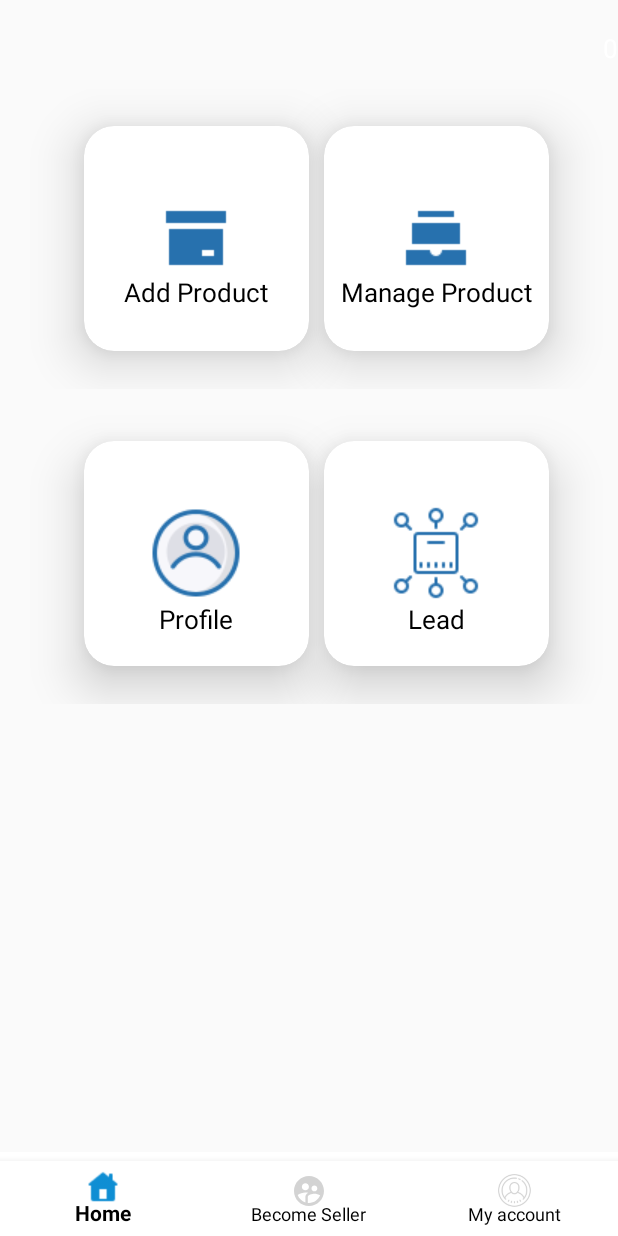
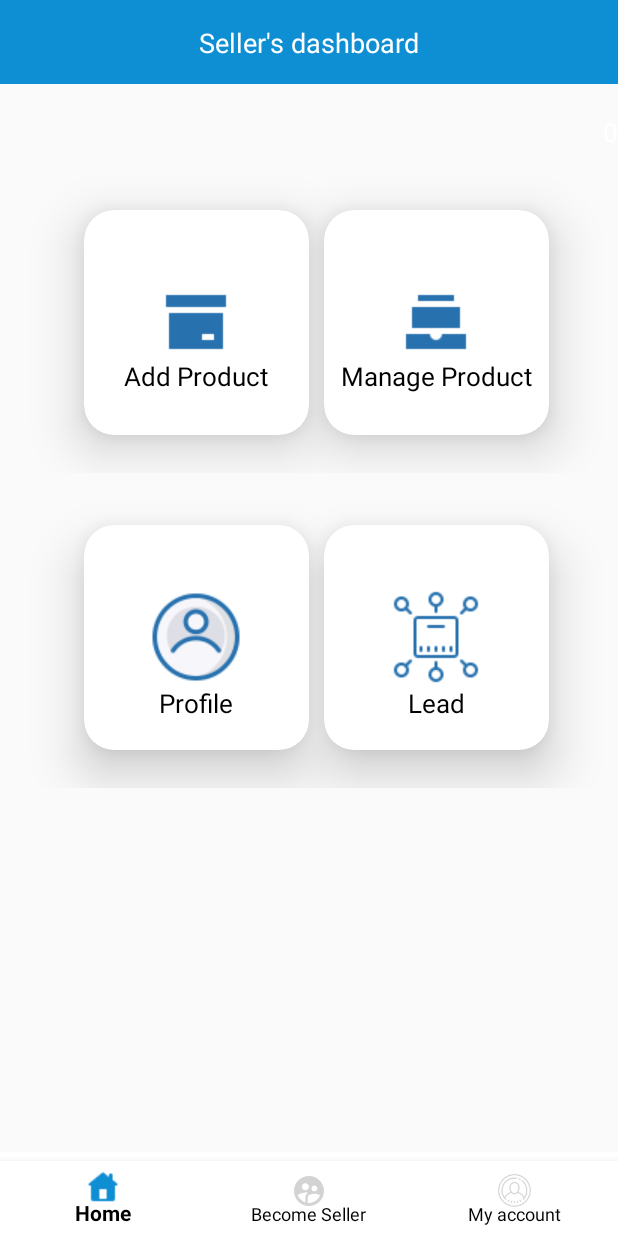
Before and after one commit to Chander-Shekhar-18/Print_India_Mart, an Android app: the layout activity_dashboard__seller.xml on its own in the app's theme, with its tools: preview values and no code run, on a phone screen of 412 x 824 dp. Run offline under Robolectric (Android 15) with nearby library versions, the phone set to English and light mode, and no system bars; Roboto replaces fonts that are not available here.

Commit message:
Last Push

```diff
--- a/app/src/main/res/layout/activity_dashboard__seller.xml
+++ b/app/src/main/res/layout/activity_dashboard__seller.xml
@@ -4,9 +4,30 @@
     xmlns:tools="http://schemas.android.com/tools"
     android:layout_width="match_parent"
     android:layout_height="match_parent"
-    tools:context="com.zaptas.printindiamart.seller.Dashboard_Seller">
+    tools:context=".Dashboard_Seller">
+
+    <RelativeLayout
+        android:layout_width="match_parent"
+        android:layout_height="?actionBarSize"
+        android:background="#F20288D1"
+        android:id="@+id/idRelativeDashBoard"
+        android:orientation="horizontal">
+
+
+        <TextView
+            android:layout_width="wrap_content"
+            android:layout_height="wrap_content"
+            android:layout_centerInParent="true"
+            android:layout_margin="@dimen/fab_margin"
+            android:layout_toEndOf="@+id/iv_back"
+            android:text="Seller's dashboard"
+            android:textSize="18sp"
+            android:textColor="@color/white"/>
+    </RelativeLayout>
+
 
     <ScrollView
+        android:layout_below="@+id/idRelativeDashBoard"
         android:layout_width="match_parent"
         android:layout_height="wrap_content">
 
```
